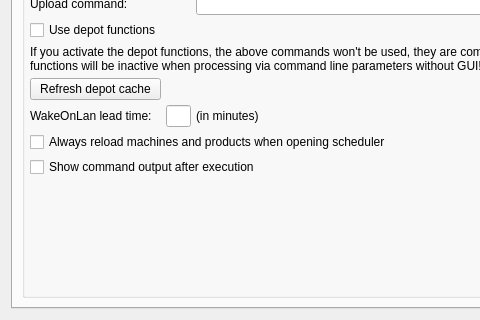
Above: oPB/ui/settings.ui from pandel/opsiPackageBuilder before the change; both pictures show x 0 to 480 and y 186 to 506 of the 778 by 506 pixel window. Below: the same form after it.
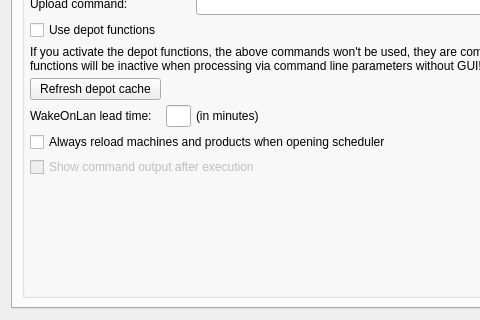
That is the form after the change. The open tabs and pages were chosen to show the change. Icons and pictures are not drawn.

```diff
--- a/oPB/ui/settings.ui
+++ b/oPB/ui/settings.ui
@@ -764,6 +764,9 @@
           </item>
           <item row="10" column="0" colspan="3">
            <widget class="QCheckBox" name="chkShowOutput">
+            <property name="enabled">
+             <bool>false</bool>
+            </property>
             <property name="text">
              <string>Show command output after execution</string>
             </property>
```
Left out of the diff: 2 changed lines with no effect on the pictures.
